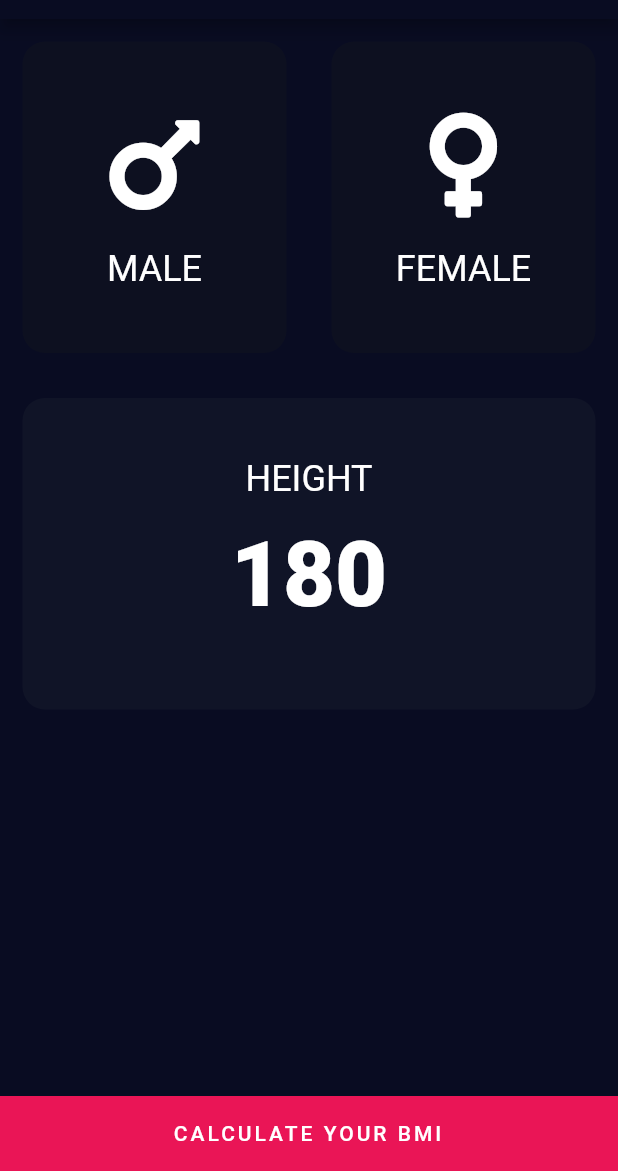
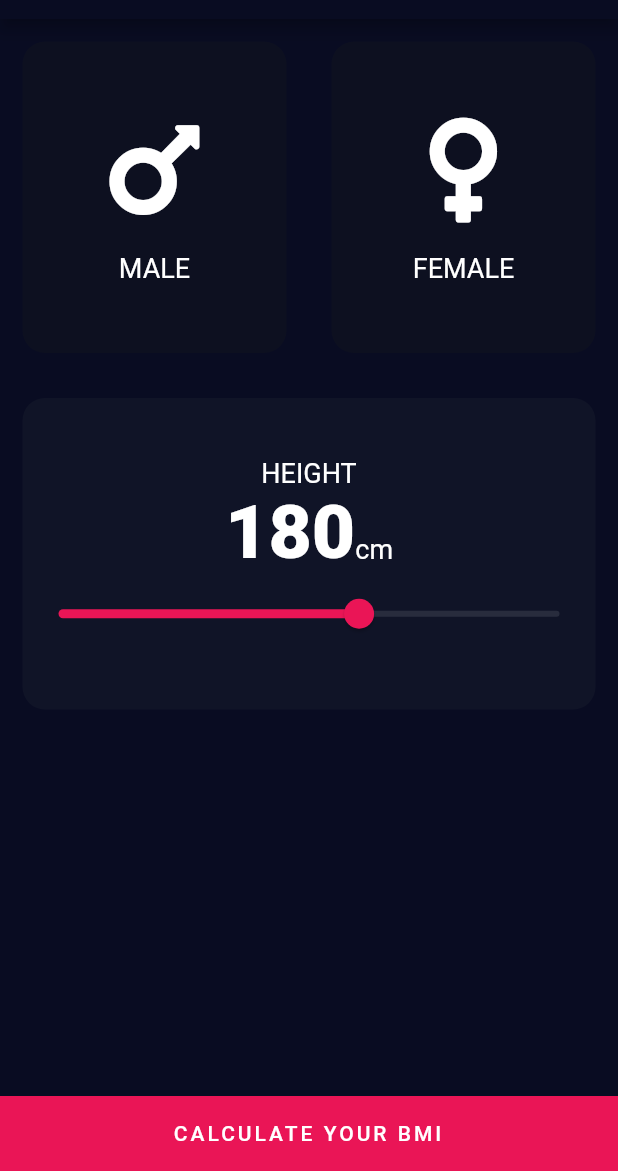
Before and after one commit to foysalmia/BMI-Calculator, a Flutter app: the screen it shows after launch, on a phone screen of 412 x 824 dp, the part 65-1236 px from its top. Run offline on Flutter 3.47's test engine with Material 2 defaults, Android fonts, the phone set to English and light mode, and no system bars; our stand-ins replace font_awesome_flutter.

Commit message:
slider design done

```diff
--- a/lib/constantance.dart
+++ b/lib/constantance.dart
@@ -14,11 +14,11 @@ const kTextTheme = TextTheme(
 
 const kLabelTextStyle = TextStyle(
   color: Colors.white,
-  fontSize: 24.0,
+  fontSize: 18.0,
 );
 
 const kNumberTextStyle =
-    TextStyle(fontSize: 60.0, color: Colors.white, fontWeight: FontWeight.w900);
+    TextStyle(fontSize: 50.0, color: Colors.white, fontWeight: FontWeight.w900);
 
 enum Gender {
   male,
--- a/lib/height_card.dart
+++ b/lib/height_card.dart
@@ -1,37 +1,53 @@
 import 'package:flutter/material.dart';
 import 'constantance.dart';
 
-class HeightCard extends StatelessWidget {
+class HeightCard extends StatefulWidget {
   const HeightCard({
     Key? key,
   }) : super(key: key);
 
   @override
+  State<HeightCard> createState() => _HeightCardState();
+}
+
+class _HeightCardState extends State<HeightCard> {
+  int height = 180;
+
+  @override
   Widget build(BuildContext context) {
     return Column(
-      crossAxisAlignment: CrossAxisAlignment.stretch,
       mainAxisAlignment: MainAxisAlignment.center,
-      children: const [
-        Text(
+      children: [
+        const Text(
           'HEIGHT',
           style: kLabelTextStyle,
-          textAlign: TextAlign.center,
         ),
-        SizedBox(
-          height: 15.0,
+        Row(
+          mainAxisAlignment: MainAxisAlignment.center,
+          crossAxisAlignment: CrossAxisAlignment.baseline,
+          textBaseline: TextBaseline.alphabetic,
+          children: [
+            Text(
+              height.toString(),
+              style: kNumberTextStyle,
+            ),
+            const Text(
+              'cm',
+              style: kLabelTextStyle,
+            ),
+          ],
         ),
-        Text(
-          '180',
-          style: kNumberTextStyle,
-          textAlign: TextAlign.center,
-        ),
-        SizedBox(
-          height: 13.0,
-        ),
-        SizedBox(
-          height: 2.0,
-          width: double.infinity,
-        ),
+        Slider(
+            value: height.toDouble(),
+            min: 120.0,
+            max: 220.0,
+            activeColor: kBottomButtonColor,
+            inactiveColor: Colors.white10,
+            onChanged: (double newValue) {
+              setState(() {
+                height = newValue.round();
+              });
+            }),
       ],
     );
   }
--- a/lib/input_page.dart
+++ b/lib/input_page.dart
@@ -25,6 +25,7 @@ class _InputPageState extends State<InputPage> {
         backgroundColor: kPrimaryColor,
       ),
       body: Column(
+        crossAxisAlignment: CrossAxisAlignment.stretch,
         children: [
           Expanded(
               child: Row(
```
Also changed, not shown: lib/reuseable_card.dart (line endings or trailing spaces).
